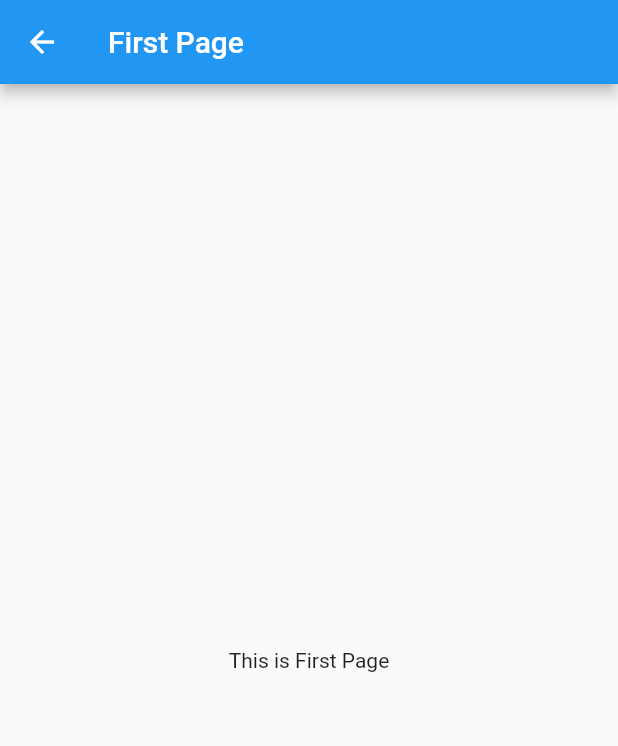
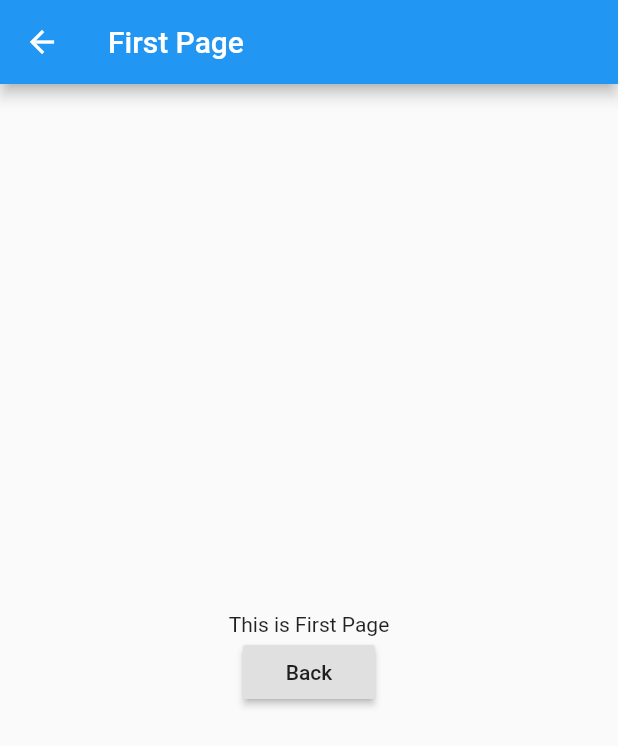
Before and after one commit to matsushitak/Navigation-Flutter, a Flutter app: the _FirstPage screen opened directly, on a phone screen of 412 x 824 dp. Shown: the top 746 px of the screen. Run offline on Flutter 3.47's test engine with Material 2 defaults, Android fonts, the phone set to English and light mode, and no system bars.

Commit message:
add navigate pop

```diff
--- a/lib/main.dart
+++ b/lib/main.dart
@@ -67,7 +67,18 @@ class _FirstPage extends StatelessWidget {
       ),
       body: Container(
         alignment: Alignment.center,
-        child: Text("This is First Page"),
+        child: Center(
+            child: Column(
+          mainAxisAlignment: MainAxisAlignment.center,
+          children: <Widget>[
+            Text("This is First Page"),
+            RaisedButton(
+                child: Text("Back"),
+                onPressed: () {
+                  Navigator.pop(context);
+                }),
+          ],
+        )),
       ),
     );
   }
@@ -82,7 +93,18 @@ class _SecondPage extends StatelessWidget {
       ),
       body: Container(
         alignment: Alignment.center,
-        child: Text("This is Second Page"),
+        child: Center(
+            child: Column(
+          mainAxisAlignment: MainAxisAlignment.center,
+          children: <Widget>[
+            Text("This is Second Page"),
+            RaisedButton(
+                child: Text("Back"),
+                onPressed: () {
+                  Navigator.pop(context);
+                }),
+          ],
+        )),
       ),
     );
   }
```
